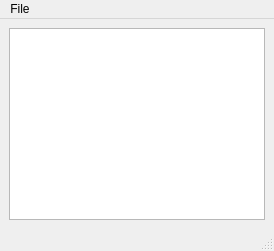
Above: mainwindow.ui from prince-espiot/Game_tut before the change. Below: the same form after it.
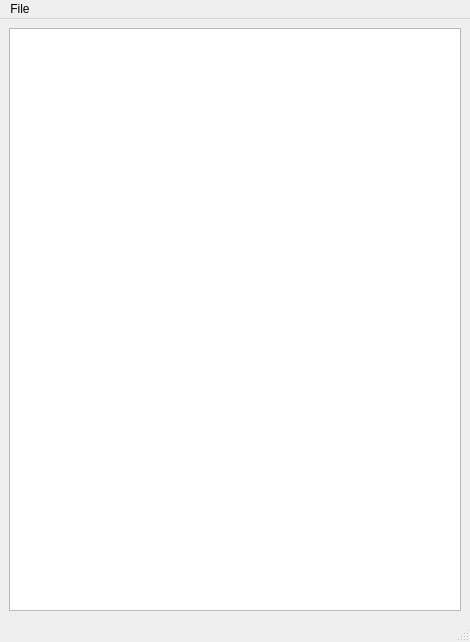
That is the form after the change.

Diff of the .ui file:
```diff
--- a/mainwindow.ui
+++ b/mainwindow.ui
@@ -2,6 +2,14 @@
 <ui version="4.0">
  <class>MainWindow</class>
  <widget class="QMainWindow" name="MainWindow">
+  <property name="geometry">
+   <rect>
+    <x>0</x>
+    <y>0</y>
+    <width>470</width>
+    <height>642</height>
+   </rect>
+  </property>
   <property name="sizePolicy">
    <sizepolicy hsizetype="Fixed" vsizetype="Fixed">
     <horstretch>0</horstretch>
@@ -30,7 +38,7 @@
     <rect>
      <x>0</x>
      <y>0</y>
-     <width>504</width>
+     <width>470</width>
      <height>21</height>
     </rect>
    </property>
```
